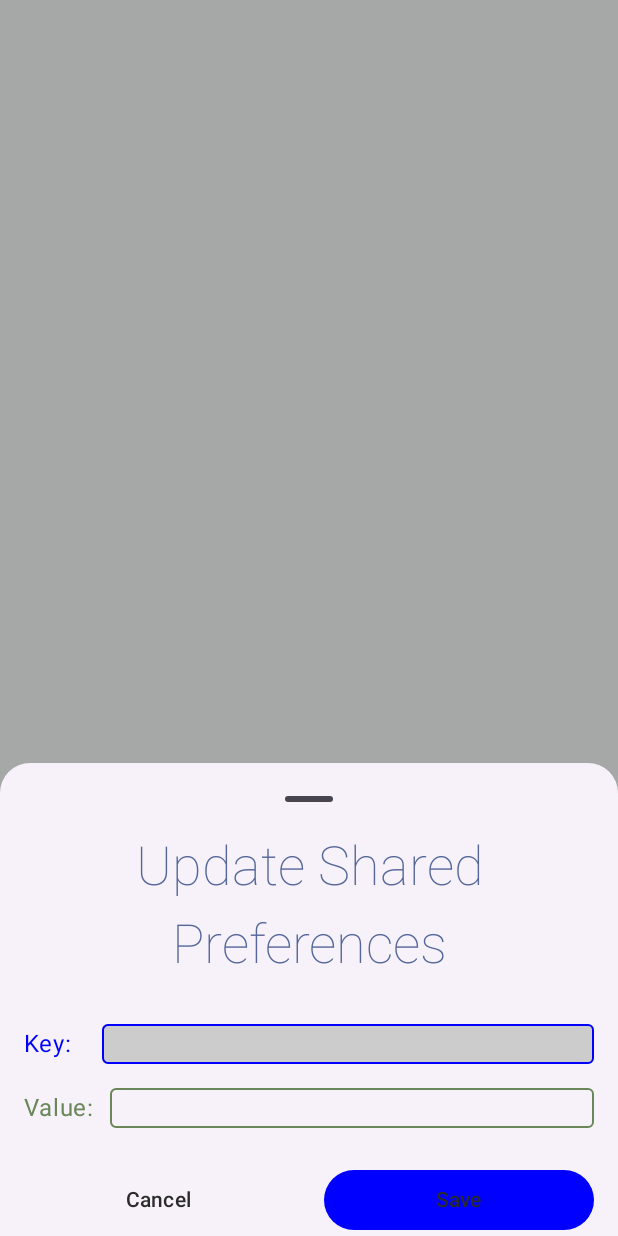
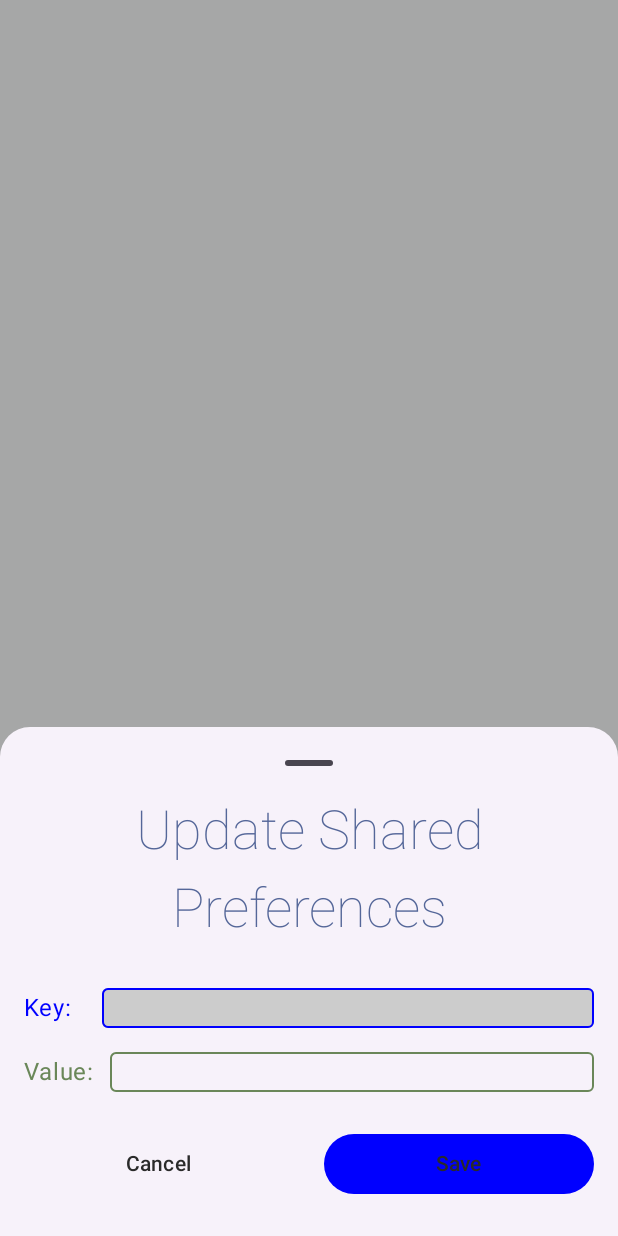
Before and after one commit to i-vishi/Prefixer, an Android app built with Jetpack Compose: the composable SharedPreferencesEditBottomSheet called with empty values, on a phone screen of 412 x 824 dp. Run offline under Robolectric (Android 15) with nearby library versions, the phone set to English and light mode, and no system bars; network calls fail.

Commit message:
removes commented code and extra padding added

```diff
--- a/prefixer/src/main/java/dev/vishalgaur/prefixer/ui/prefEdit/SharedPreferencesEditBottomSheetUI.kt
+++ b/prefixer/src/main/java/dev/vishalgaur/prefixer/ui/prefEdit/SharedPreferencesEditBottomSheetUI.kt
@@ -122,20 +122,8 @@ fun SharedPreferencesEditBottomSheet(
                 Text(text = "Save")
             }
         }
+        Spacer(modifier = Modifier.height(24.dp))
     }
-//    Surface(
-//        modifier = modifier,
-//        shape = RoundedCornerShape(topStart = 20.dp, topEnd = 20.dp),
-//        shadowElevation = 4.dp
-//    ) {
-//        Column(
-//            modifier = Modifier
-//                .fillMaxWidth()
-//                .wrapContentHeight()
-//                .padding(vertical = 20.dp, horizontal = 16.dp)
-//        ) {
-//        }
-//    }
 }
 
 @OptIn(ExperimentalMaterial3Api::class)
```
